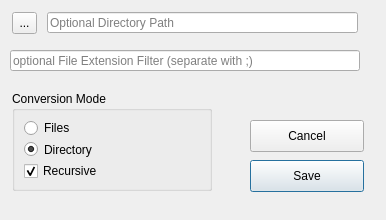
Qt form source/gui/panconvert_dialog_batch.ui (apaeffgen/PanConvert) before a commit.
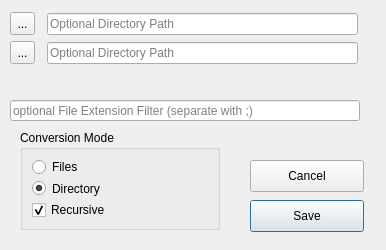
The same form after that commit.

Commit message: Version 0.2.7 Updated Old-Gui Batch Dialog

```diff
--- a/source/gui/panconvert_dialog_batch.ui
+++ b/source/gui/panconvert_dialog_batch.ui
@@ -7,7 +7,7 @@
     <x>0</x>
     <y>0</y>
     <width>386</width>
-    <height>220</height>
+    <height>250</height>
    </rect>
   </property>
   <property name="sizePolicy">
@@ -19,55 +19,23 @@
   <property name="minimumSize">
    <size>
     <width>386</width>
-    <height>220</height>
+    <height>250</height>
    </size>
   </property>
   <property name="maximumSize">
    <size>
     <width>386</width>
-    <height>220</height>
+    <height>250</height>
    </size>
   </property>
   <property name="windowTitle">
    <string>Batch Preferences</string>
   </property>
-  <widget class="QLineEdit" name="OpenPath">
-   <property name="geometry">
-    <rect>
-     <x>47</x>
-     <y>12</y>
-     <width>311</width>
-     <height>21</height>
-    </rect>
-   </property>
-   <property name="placeholderText">
-    <string>Optional Directory Path</string>
-   </property>
-  </widget>
-  <widget class="QToolButton" name="Button_Open_Path">
-   <property name="geometry">
-    <rect>
-     <x>12</x>
-     <y>12</y>
-     <width>25</width>
-     <height>22</height>
-    </rect>
-   </property>
-   <property name="maximumSize">
-    <size>
-     <width>25</width>
-     <height>23</height>
-    </size>
-   </property>
-   <property name="text">
-    <string>...</string>
-   </property>
-  </widget>
   <widget class="QPushButton" name="ButtonSave">
    <property name="geometry">
     <rect>
      <x>250</x>
-     <y>160</y>
+     <y>200</y>
      <width>114</width>
      <height>32</height>
     </rect>
@@ -80,7 +48,7 @@
    <property name="geometry">
     <rect>
      <x>250</x>
-     <y>120</y>
+     <y>160</y>
      <width>114</width>
      <height>32</height>
     </rect>
@@ -117,7 +85,7 @@
    <property name="geometry">
     <rect>
      <x>10</x>
-     <y>50</y>
+     <y>100</y>
      <width>350</width>
      <height>21</height>
     </rect>
@@ -126,20 +94,15 @@
     <string>optional File Extension Filter (separate with ;)</string>
    </property>
   </widget>
-  <widget class="QWidget" name="layoutWidget">
-   <property name="geometry">
-    <rect>
-     <x>10</x>
-     <y>90</y>
-     <width>204</width>
-     <height>102</height>
-    </rect>
-   </property>
-   <layout class="QGridLayout" name="gridLayout_4">
-    <item row="0" column="0">
-     <layout class="QHBoxLayout" name="horizontalLayout">
-      <item>
        <widget class="QGroupBox" name="groupBox">
+   <property name="geometry">
+    <rect>
+     <x>20</x>
+     <y>130</y>
+     <width>200</width>
+     <height>100</height>
+    </rect>
+   </property>
         <property name="minimumSize">
          <size>
           <width>200</width>
@@ -185,8 +148,67 @@
          </item>
         </layout>
        </widget>
-      </item>
-     </layout>
+  <widget class="QWidget" name="">
+   <property name="geometry">
+    <rect>
+     <x>10</x>
+     <y>12</y>
+     <width>27</width>
+     <height>54</height>
+    </rect>
+   </property>
+   <layout class="QVBoxLayout" name="verticalLayout">
+    <item>
+     <widget class="QToolButton" name="Button_Open_Path">
+      <property name="maximumSize">
+       <size>
+        <width>25</width>
+        <height>23</height>
+       </size>
+      </property>
+      <property name="text">
+       <string>...</string>
+      </property>
+     </widget>
+    </item>
+    <item>
+     <widget class="QToolButton" name="Button_Open_Path_Output">
+      <property name="maximumSize">
+       <size>
+        <width>25</width>
+        <height>23</height>
+       </size>
+      </property>
+      <property name="text">
+       <string>...</string>
+      </property>
+     </widget>
+    </item>
+   </layout>
+  </widget>
+  <widget class="QWidget" name="">
+   <property name="geometry">
+    <rect>
+     <x>47</x>
+     <y>12</y>
+     <width>311</width>
+     <height>54</height>
+    </rect>
+   </property>
+   <layout class="QVBoxLayout" name="verticalLayout_2">
+    <item>
+     <widget class="QLineEdit" name="OpenPath">
+      <property name="placeholderText">
+       <string>Optional Directory Path</string>
+      </property>
+     </widget>
+    </item>
+    <item>
+     <widget class="QLineEdit" name="OpenPath_Output">
+      <property name="placeholderText">
+       <string>Optional Directory Path</string>
+      </property>
+     </widget>
     </item>
    </layout>
   </widget>
```
Lines whose indentation alone changed are shown as unchanged. The commit also changes 3 other files.
